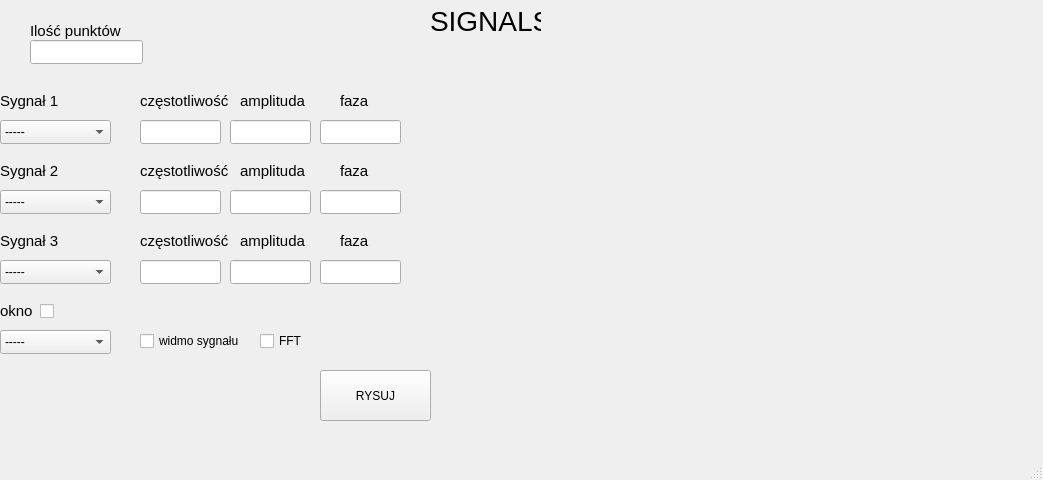
jakobek09/Signals, file generatesignal.ui: the form before one commit.
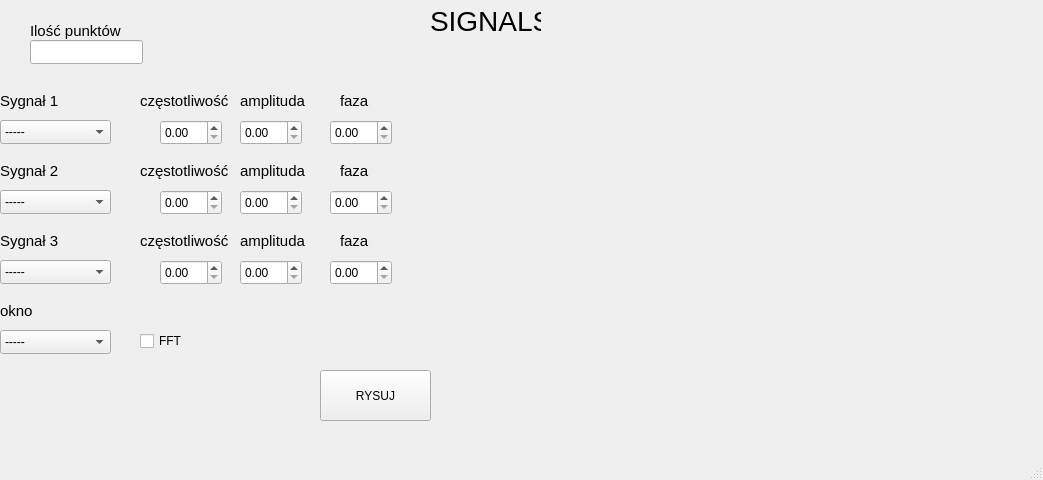
The form after the commit. Custom widgets are drawn as their Qt base class.

What changed in the file:
```diff
--- a/generatesignal.ui
+++ b/generatesignal.ui
@@ -239,123 +239,6 @@
      <string>Sygnał 3</string>
     </property>
    </widget>
-   <widget class="QLineEdit" name="sig1F">
-    <property name="geometry">
-     <rect>
-      <x>140</x>
-      <y>120</y>
-      <width>81</width>
-      <height>24</height>
-     </rect>
-    </property>
-    <property name="inputMethodHints">
-     <set>Qt::ImhNone</set>
-    </property>
-   </widget>
-   <widget class="QLineEdit" name="sig1A">
-    <property name="geometry">
-     <rect>
-      <x>230</x>
-      <y>120</y>
-      <width>81</width>
-      <height>24</height>
-     </rect>
-    </property>
-    <property name="inputMethodHints">
-     <set>Qt::ImhNone</set>
-    </property>
-   </widget>
-   <widget class="QLineEdit" name="lineEdit_sig1w">
-    <property name="geometry">
-     <rect>
-      <x>320</x>
-      <y>120</y>
-      <width>81</width>
-      <height>24</height>
-     </rect>
-    </property>
-    <property name="inputMethodHints">
-     <set>Qt::ImhNone</set>
-    </property>
-   </widget>
-   <widget class="QLineEdit" name="lineEdit_sig2w">
-    <property name="geometry">
-     <rect>
-      <x>320</x>
-      <y>190</y>
-      <width>81</width>
-      <height>24</height>
-     </rect>
-    </property>
-    <property name="inputMethodHints">
-     <set>Qt::ImhNone</set>
-    </property>
-   </widget>
-   <widget class="QLineEdit" name="lineEdit_sig2A">
-    <property name="geometry">
-     <rect>
-      <x>230</x>
-      <y>190</y>
-      <width>81</width>
-      <height>24</height>
-     </rect>
-    </property>
-    <property name="inputMethodHints">
-     <set>Qt::ImhNone</set>
-    </property>
-   </widget>
-   <widget class="QLineEdit" name="lineEdit_sig2F">
-    <property name="geometry">
-     <rect>
-      <x>140</x>
-      <y>190</y>
-      <width>81</width>
-      <height>24</height>
-     </rect>
-    </property>
-    <property name="inputMethodHints">
-     <set>Qt::ImhNone</set>
-    </property>
-   </widget>
-   <widget class="QLineEdit" name="lineEdit_sig3w">
-    <property name="geometry">
-     <rect>
-      <x>320</x>
-      <y>260</y>
-      <width>81</width>
-      <height>24</height>
-     </rect>
-    </property>
-    <property name="inputMethodHints">
-     <set>Qt::ImhNone</set>
-    </property>
-   </widget>
-   <widget class="QLineEdit" name="lineEdit_sig3A">
-    <property name="geometry">
-     <rect>
-      <x>230</x>
-      <y>260</y>
-      <width>81</width>
-      <height>24</height>
-     </rect>
-    </property>
-    <property name="inputMethodHints">
-     <set>Qt::ImhNone</set>
-    </property>
-   </widget>
-   <widget class="QLineEdit" name="lineEdit_sig3F">
-    <property name="geometry">
-     <rect>
-      <x>140</x>
-      <y>260</y>
-      <width>81</width>
-      <height>24</height>
-     </rect>
-    </property>
-    <property name="inputMethodHints">
-     <set>Qt::ImhNone</set>
-    </property>
-   </widget>
    <widget class="QLabel" name="label_6">
     <property name="geometry">
      <rect>
@@ -571,23 +454,10 @@
      <string>okno</string>
     </property>
    </widget>
-   <widget class="QCheckBox" name="checkBox">
-    <property name="geometry">
-     <rect>
-      <x>140</x>
-      <y>330</y>
-      <width>101</width>
-      <height>22</height>
-     </rect>
-    </property>
-    <property name="text">
-     <string>widmo sygnału</string>
-    </property>
-   </widget>
    <widget class="QCheckBox" name="checkBox_2">
     <property name="geometry">
      <rect>
-      <x>260</x>
+      <x>140</x>
       <y>330</y>
       <width>78</width>
       <height>22</height>
@@ -597,17 +467,94 @@
      <string>FFT</string>
     </property>
    </widget>
-   <widget class="QCheckBox" name="checkBox_3">
+   <widget class="QDoubleSpinBox" name="sig1w">
     <property name="geometry">
      <rect>
-      <x>40</x>
-      <y>300</y>
-      <width>78</width>
-      <height>22</height>
+      <x>330</x>
+      <y>120</y>
+      <width>62</width>
+      <height>25</height>
      </rect>
     </property>
-    <property name="text">
-     <string/>
+   </widget>
+   <widget class="QDoubleSpinBox" name="sig1A">
+    <property name="geometry">
+     <rect>
+      <x>240</x>
+      <y>120</y>
+      <width>62</width>
+      <height>25</height>
+     </rect>
+    </property>
+   </widget>
+   <widget class="QDoubleSpinBox" name="sig1F">
+    <property name="geometry">
+     <rect>
+      <x>160</x>
+      <y>120</y>
+      <width>62</width>
+      <height>25</height>
+     </rect>
+    </property>
+   </widget>
+   <widget class="QDoubleSpinBox" name="sig2F">
+    <property name="geometry">
+     <rect>
+      <x>160</x>
+      <y>190</y>
+      <width>62</width>
+      <height>25</height>
+     </rect>
+    </property>
+   </widget>
+   <widget class="QDoubleSpinBox" name="sig2A">
+    <property name="geometry">
+     <rect>
+      <x>240</x>
+      <y>190</y>
+      <width>62</width>
+      <height>25</height>
+     </rect>
+    </property>
+   </widget>
+   <widget class="QDoubleSpinBox" name="sig2w">
+    <property name="geometry">
+     <rect>
+      <x>330</x>
+      <y>190</y>
+      <width>62</width>
+      <height>25</height>
+     </rect>
+    </property>
+   </widget>
+   <widget class="QDoubleSpinBox" name="sig3F">
+    <property name="geometry">
+     <rect>
+      <x>160</x>
+      <y>260</y>
+      <width>62</width>
+      <height>25</height>
+     </rect>
+    </property>
+   </widget>
+   <widget class="QDoubleSpinBox" name="sig3A">
+    <property name="geometry">
+     <rect>
+      <x>240</x>
+      <y>260</y>
+      <width>62</width>
+      <height>25</height>
+     </rect>
+    </property>
+   </widget>
+   <widget class="QDoubleSpinBox" name="sig3w">
+    <property name="geometry">
+     <rect>
+      <x>330</x>
+      <y>260</y>
+      <width>62</width>
+      <height>25</height>
+     </rect>
     </property>
    </widget>
   </widget>
```
Left out of the diff: 2 changed lines with no effect on the pictures.
